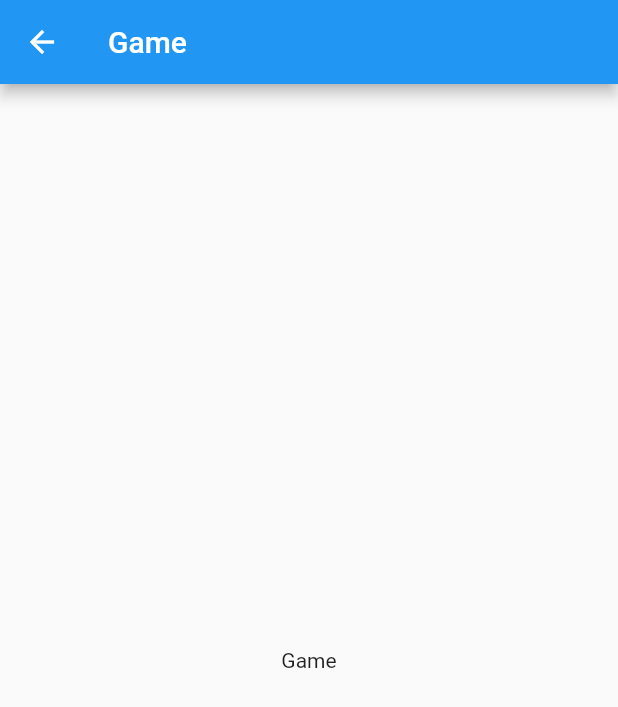
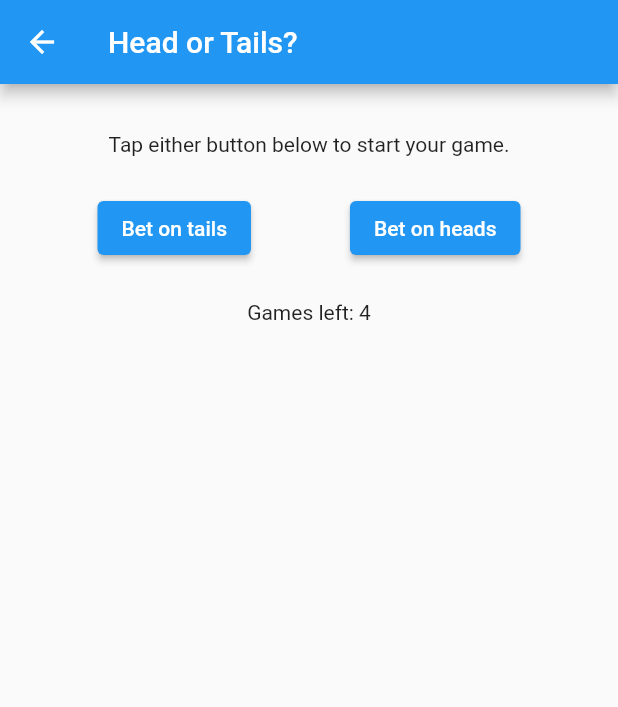
Before and after one commit to ddikman/headortails, a Flutter app: the GameScreen screen opened by its route, on a phone screen of 412 x 824 dp. Shown: the top 707 px of the screen. Run offline on Flutter 3.47's test engine with Material 2 defaults, Android fonts, the phone set to English and light mode, and no system bars.

Commit message:
Created base layout for game page

```diff
--- /dev/null
+++ b/lib/design_system/constants/theme_margins.dart
@@ -0,0 +1,4 @@
+abstract class ThemeMargins {
+  static const screen = 32.0;
+  static const pageItemPadding = 24.0;
+}
--- /dev/null
+++ b/lib/design_system/widgets/app_scaffold.dart
@@ -0,0 +1,20 @@
+import 'package:flutter/material.dart';
+import 'package:headortails/design_system/constants/theme_margins.dart';
+
+class AppScaffold extends StatelessWidget {
+  final Widget child;
+  final String title;
+
+  const AppScaffold({Key? key, required this.title, required this.child}) : super(key: key);
+
+  @override
+  Widget build(BuildContext context) {
+    return Scaffold(
+        appBar: AppBar(title: Text(title)),
+        body: Padding(
+          padding: const EdgeInsets.all(ThemeMargins.screen),
+          child: child,
+        )
+    );
+  }
+}
--- /dev/null
+++ b/lib/features/game/presentation/game_buttons_view.dart
@@ -0,0 +1,17 @@
+import 'package:flutter/cupertino.dart';
+import 'package:flutter/material.dart';
+
+class GameButtonsView extends StatelessWidget {
+  const GameButtonsView({Key? key}) : super(key: key);
+
+  @override
+  Widget build(BuildContext context) {
+    return Row(
+      mainAxisAlignment: MainAxisAlignment.spaceAround,
+      children: [
+        ElevatedButton(onPressed: () {}, child: const Text('Bet on tails')),
+        ElevatedButton(onPressed: () {}, child: const Text('Bet on heads'))
+      ],
+    );
+  }
+}
--- a/lib/features/game/presentation/game_screen.dart
+++ b/lib/features/game/presentation/game_screen.dart
@@ -1,13 +1,28 @@
 import 'package:flutter/material.dart';
+import 'package:headortails/design_system/constants/theme_margins.dart';
+import 'package:headortails/design_system/widgets/app_scaffold.dart';
+
+import 'game_buttons_view.dart';
+import 'game_state_view.dart';
+import 'games_left_view.dart';
 
 class GameScreen extends StatelessWidget {
   const GameScreen({Key? key}) : super(key: key);
 
   @override
   Widget build(BuildContext context) {
-    return Scaffold(
-      appBar: AppBar(title: const Text('Game')),
-      body: const Center(child: Text('Game')),
+    return AppScaffold(
+        title: "Head or Tails?",
+        child: Column(
+          crossAxisAlignment: CrossAxisAlignment.center,
+          children: const [
+            GameStateView(),
+            SizedBox(height: ThemeMargins.pageItemPadding),
+            GameButtonsView(),
+            SizedBox(height: ThemeMargins.pageItemPadding),
+            GamesLeftView()
+          ],
+        ),
     );
   }
 }
--- /dev/null
+++ b/lib/features/game/presentation/game_state_view.dart
@@ -0,0 +1,10 @@
+import 'package:flutter/cupertino.dart';
+
+class GameStateView extends StatelessWidget {
+  const GameStateView({Key? key}) : super(key: key);
+
+  @override
+  Widget build(BuildContext context) {
+    return const Text('Tap either button below to start your game.');
+  }
+}
--- /dev/null
+++ b/lib/features/game/presentation/games_left_view.dart
@@ -0,0 +1,10 @@
+import 'package:flutter/material.dart';
+
+class GamesLeftView extends StatelessWidget {
+  const GamesLeftView({Key? key}) : super(key: key);
+
+  @override
+  Widget build(BuildContext context) {
+    return const Text('Games left: 4');
+  }
+}
```
